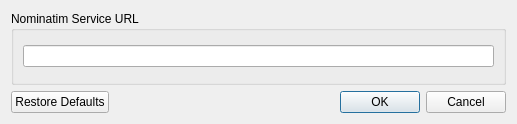
Above: settings.ui from NationalSecurityAgency/qgis-bulk-nominatim before the change. Below: the same form after it.
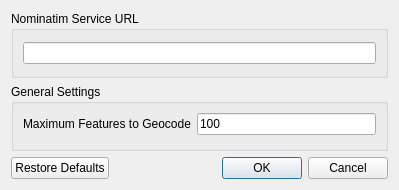
That is the form after the change.

```diff
--- a/settings.ui
+++ b/settings.ui
@@ -6,8 +6,8 @@
    <rect>
     <x>0</x>
     <y>0</y>
-    <width>517</width>
-    <height>124</height>
+    <width>399</width>
+    <height>190</height>
    </rect>
   </property>
   <property name="windowTitle">
@@ -26,6 +26,33 @@
      </layout>
     </widget>
    </item>
+   <item>
+    <widget class="QGroupBox" name="groupBox_2">
+     <property name="title">
+      <string>General Settings</string>
+     </property>
+     <layout class="QVBoxLayout" name="verticalLayout_3">
+      <item>
+       <layout class="QFormLayout" name="formLayout">
+        <item row="0" column="0">
+         <widget class="QLabel" name="label">
+          <property name="text">
+           <string>Maximum Features to Geocode</string>
+          </property>
+         </widget>
+        </item>
+        <item row="0" column="1">
+         <widget class="QLineEdit" name="maxRequestLineEdit">
+          <property name="text">
+           <string>100</string>
+          </property>
+         </widget>
+        </item>
+       </layout>
+      </item>
+     </layout>
+    </widget>
+   </item>
    <item>
     <widget class="QDialogButtonBox" name="buttonBox">
      <property name="orientation">
```
